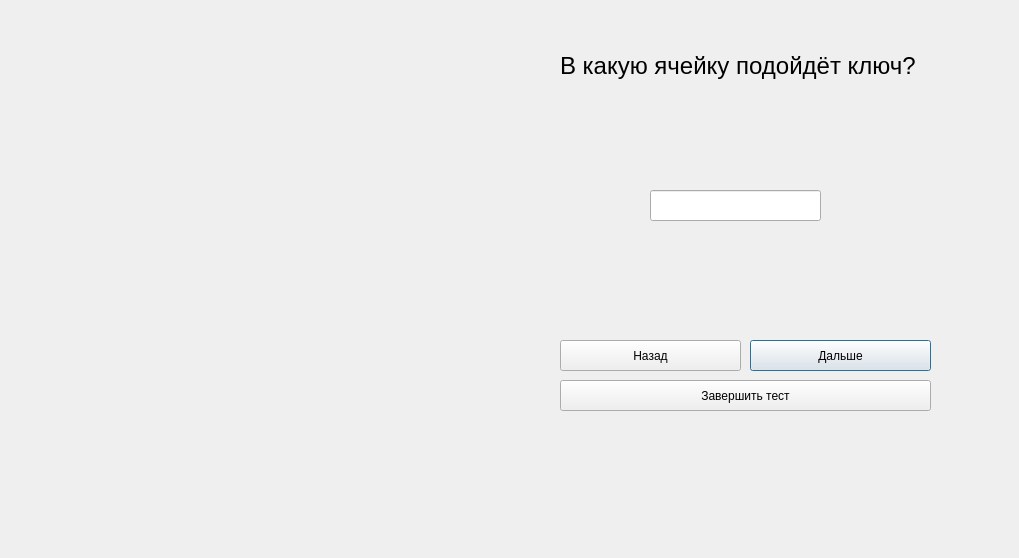
Above: DMCF/testform5.ui from SACRED448/Group_Project-UP- before the change. Below: the same form after it.
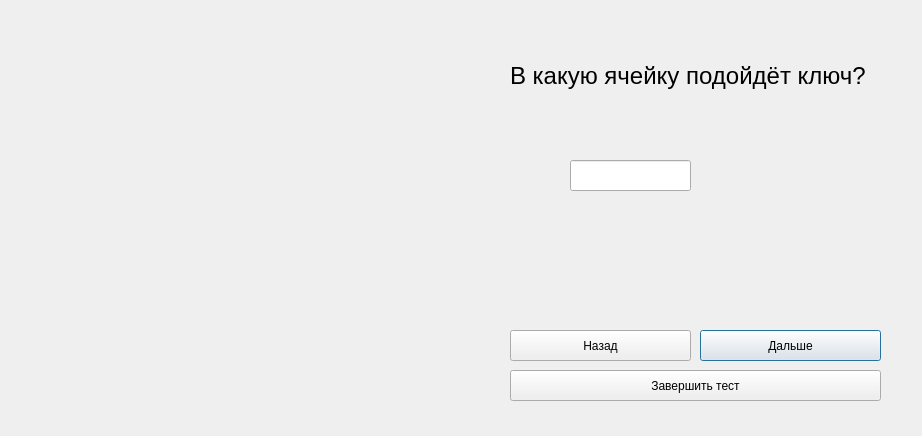
That is the form after the change.

Patch:
```diff
--- a/DMCF/testform5.ui
+++ b/DMCF/testform5.ui
@@ -6,8 +6,8 @@
    <rect>
     <x>0</x>
     <y>0</y>
-    <width>1019</width>
-    <height>558</height>
+    <width>922</width>
+    <height>436</height>
    </rect>
   </property>
   <property name="windowTitle">
@@ -16,8 +16,8 @@
   <widget class="QPushButton" name="next_pushButton_2">
    <property name="geometry">
     <rect>
-     <x>750</x>
-     <y>340</y>
+     <x>700</x>
+     <y>330</y>
      <width>181</width>
      <height>31</height>
     </rect>
@@ -29,8 +29,8 @@
   <widget class="QPushButton" name="finish_pushButton">
    <property name="geometry">
     <rect>
-     <x>560</x>
-     <y>380</y>
+     <x>510</x>
+     <y>370</y>
      <width>371</width>
      <height>31</height>
     </rect>
@@ -42,8 +42,8 @@
   <widget class="QLabel" name="question">
    <property name="geometry">
     <rect>
-     <x>560</x>
-     <y>10</y>
+     <x>510</x>
+     <y>20</y>
      <width>419</width>
      <height>111</height>
     </rect>
@@ -96,8 +96,8 @@
   <widget class="QPushButton" name="back_pushButton">
    <property name="geometry">
     <rect>
-     <x>560</x>
-     <y>340</y>
+     <x>510</x>
+     <y>330</y>
      <width>181</width>
      <height>31</height>
     </rect>
@@ -122,9 +122,9 @@
   <widget class="QLineEdit" name="lineEdit">
    <property name="geometry">
     <rect>
-     <x>650</x>
-     <y>190</y>
-     <width>171</width>
+     <x>570</x>
+     <y>160</y>
+     <width>121</width>
      <height>31</height>
     </rect>
    </property>
```
Left out of the diff: 6 changed lines with no effect on the pictures.
